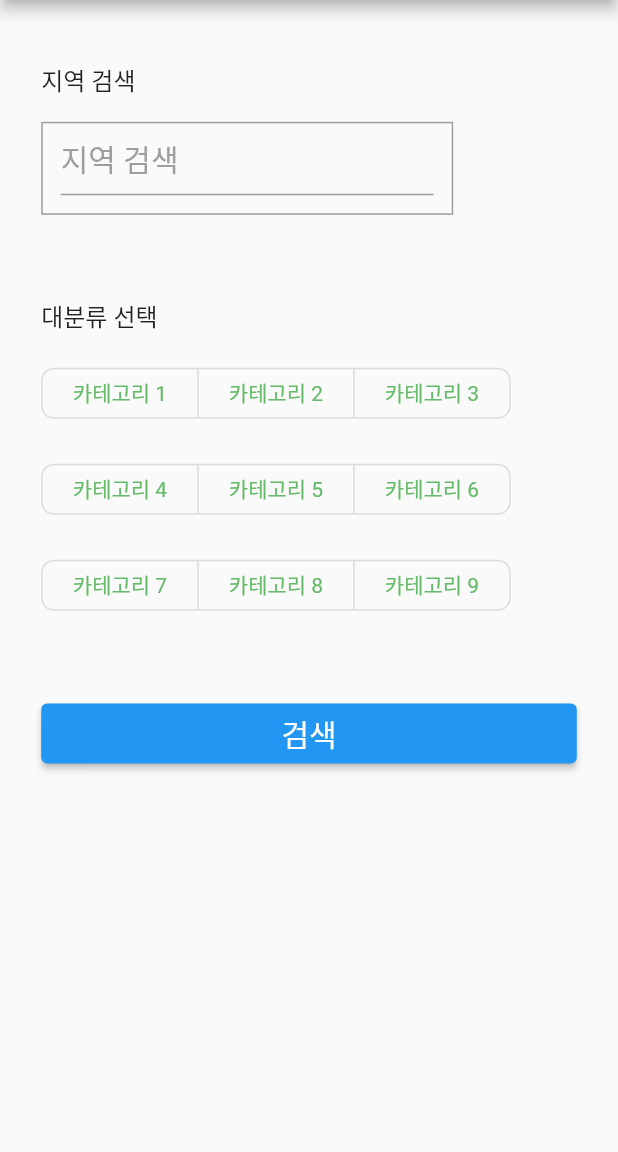
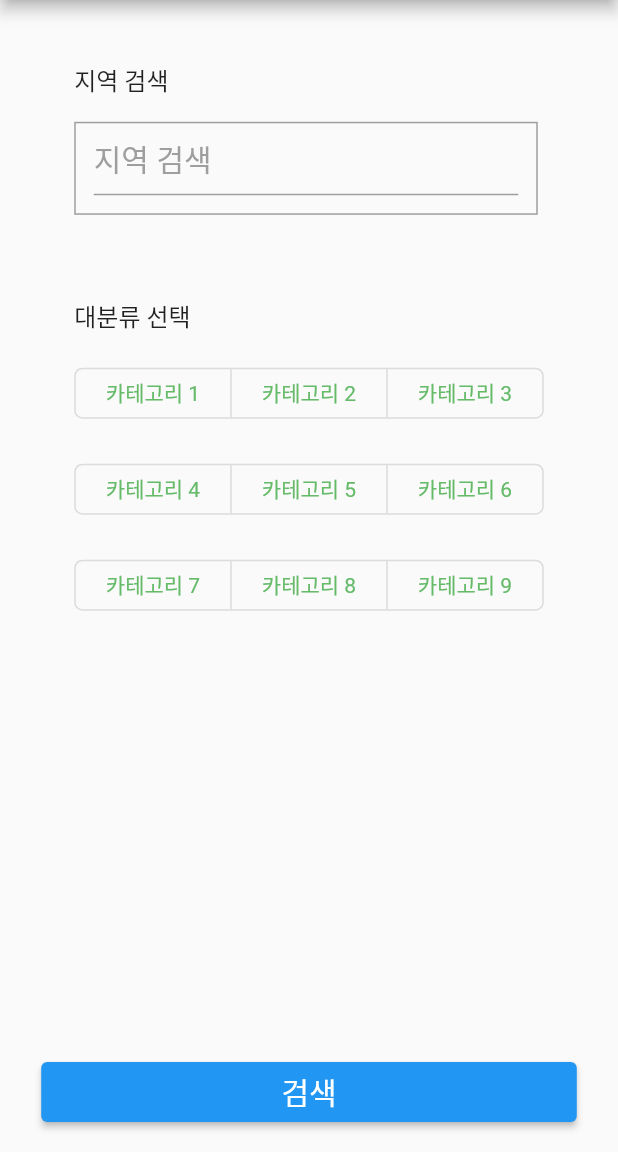
Before and after one commit to Feel-My-AlgoRhythm/TravelRhythm_Front_APP, a Flutter app: the SearchAddress screen opened by its route, on a phone screen of 412 x 824 dp, the part 84-1236 px from its top. Run offline on Flutter 3.47's test engine with Material 2 defaults, Android fonts, the phone set to English and light mode, and no system bars; our stand-ins replace dio, flutter_native_splash, get, logger; missing offline and left inert: flutter_naver_map, proj4dart, solid_bottom_sheet; Roboto replaces fonts that are missing (NotoB, NotoSansKR-Medium).

Commit message:
- SearchPage 키보드 올라올 시 검색 버튼 키보드 위로 올라오게 구현

```diff
--- a/lib/module/search_address/search_address.dart
+++ b/lib/module/search_address/search_address.dart
@@ -13,12 +13,14 @@ class SearchAddress extends GetView<SearchAddressController> {
   Widget build(BuildContext context) {
     return SafeArea(
       child: Scaffold(
-        resizeToAvoidBottomInset: false,
         appBar: mainAppBar,
         body: Padding(
-          padding: EdgeInsets.symmetric(
-              horizontal: WidthWithRatio.small,
-              vertical: HeightWithRatio.xSmall),
+          padding: EdgeInsets.fromLTRB(WidthWithRatio.small,
+              HeightWithRatio.xSmall, WidthWithRatio.small, GapSize.medium),
+          child: Column(
+            children: [
+              Expanded(
+                child: SingleChildScrollView(
                   child: Column(
                     crossAxisAlignment: CrossAxisAlignment.start,
                     children: [
@@ -31,12 +33,12 @@ class SearchAddress extends GetView<SearchAddressController> {
                       ),
                       Container(
                         padding: const EdgeInsets.only(bottom: GapSize.xSmall),
-                width: Get.width / 1.5,
+                        width: (Get.width / 4) * 3,
                         decoration: BoxDecoration(
                             border: Border.all(color: Colors.grey, width: 1.0)),
                         child: Padding(
-                  padding:
-                      const EdgeInsets.symmetric(horizontal: GapSize.xSmall),
+                          padding: const EdgeInsets.symmetric(
+                              horizontal: GapSize.xSmall),
                           child: TextField(
                             controller: controller.editAddress,
                             focusNode: controller.editAddressFocus,
@@ -84,19 +86,26 @@ class SearchAddress extends GetView<SearchAddressController> {
                         height: GapSize.small,
                       ),
                       _buildCategoryToogleLayout(),
-              SizedBox(
-                height: HeightWithRatio.small,
+                    ],
+                  ),
+                ),
               ),
               SizedBox(
                 width: Get.width,
                 height: ButtonHeight.large,
                 child: ElevatedButton(
-                  onPressed: (){
+                  onPressed: () {
                     Get.back();
                   },
-                  child: const Text('검색', style: TextStyle(fontSize: FontSize.large, color: Colors.white, fontFamily: 'NotoB'),),
+                  child: const Text(
+                    '검색',
+                    style: TextStyle(
+                        fontSize: FontSize.large,
+                        color: Colors.white,
+                        fontFamily: 'NotoB'),
                   ),
                 ),
+              )
             ],
           ),
         ),
@@ -104,7 +113,7 @@ class SearchAddress extends GetView<SearchAddressController> {
     );
   }
 
-  _buildCategoryToogleLayout(){
+  _buildCategoryToogleLayout() {
     return Obx(
       () => Column(
         children: [
@@ -115,12 +124,12 @@ class SearchAddress extends GetView<SearchAddressController> {
               controller.selectedCategorys[0][index] =
                   !controller.selectedCategorys[0][index];
             },
-            borderRadius: const BorderRadius.all(Radius.circular(8)),
+            borderRadius: const BorderRadius.all(Radius.circular(RadiusSize.small)),
             selectedBorderColor: Colors.green[700],
             selectedColor: Colors.white,
             fillColor: Colors.green[200],
             color: Colors.green[400],
-            constraints:  BoxConstraints(
+            constraints: BoxConstraints(
               minHeight: GapSize.xxLarge,
               minWidth: WidthWithRatio.xxLarge,
             ),
@@ -137,12 +146,12 @@ class SearchAddress extends GetView<SearchAddressController> {
               controller.selectedCategorys[1][index] =
                   !controller.selectedCategorys[1][index];
             },
-            borderRadius: const BorderRadius.all(Radius.circular(8)),
+            borderRadius: const BorderRadius.all(Radius.circular(RadiusSize.small)),
             selectedBorderColor: Colors.green[700],
             selectedColor: Colors.white,
             fillColor: Colors.green[200],
             color: Colors.green[400],
-            constraints:  BoxConstraints(
+            constraints: BoxConstraints(
               minHeight: GapSize.xxLarge,
               minWidth: WidthWithRatio.xxLarge,
             ),
@@ -159,12 +168,12 @@ class SearchAddress extends GetView<SearchAddressController> {
               controller.selectedCategorys[2][index] =
                   !controller.selectedCategorys[2][index];
             },
-            borderRadius: const BorderRadius.all(Radius.circular(8)),
+            borderRadius: const BorderRadius.all(Radius.circular(RadiusSize.small)),
             selectedBorderColor: Colors.green[700],
             selectedColor: Colors.white,
             fillColor: Colors.green[200],
             color: Colors.green[400],
-            constraints:  BoxConstraints(
+            constraints: BoxConstraints(
               minHeight: GapSize.xxLarge,
               minWidth: WidthWithRatio.xxLarge,
             ),
```
Lines whose indentation alone changed are shown as unchanged.
